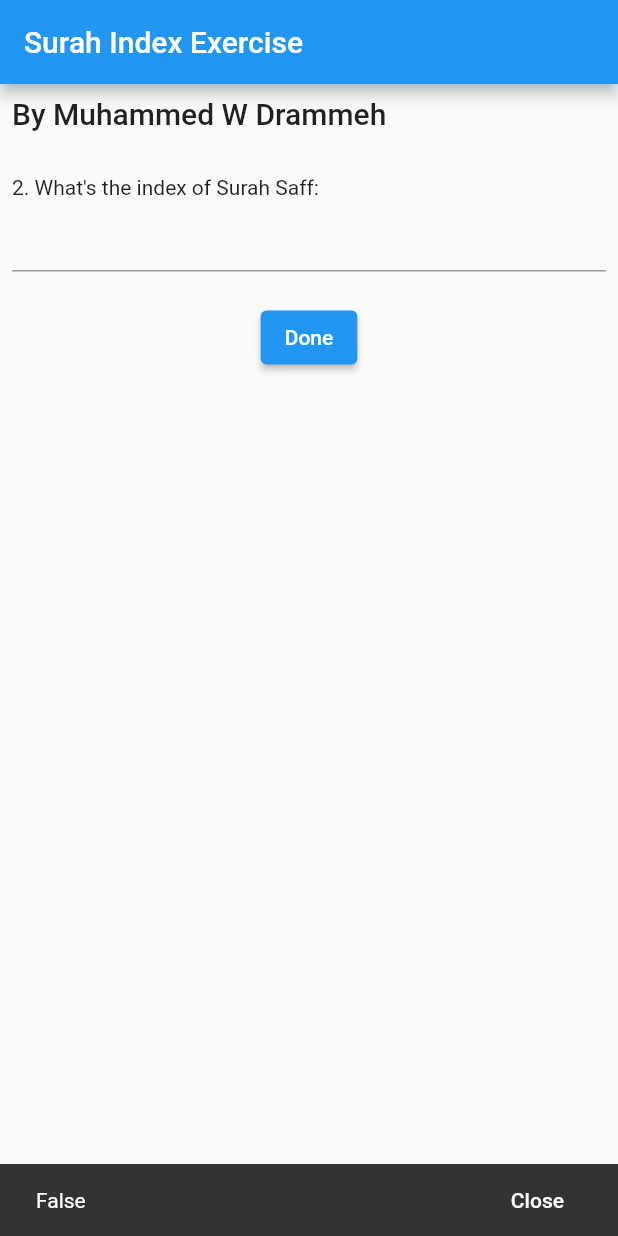
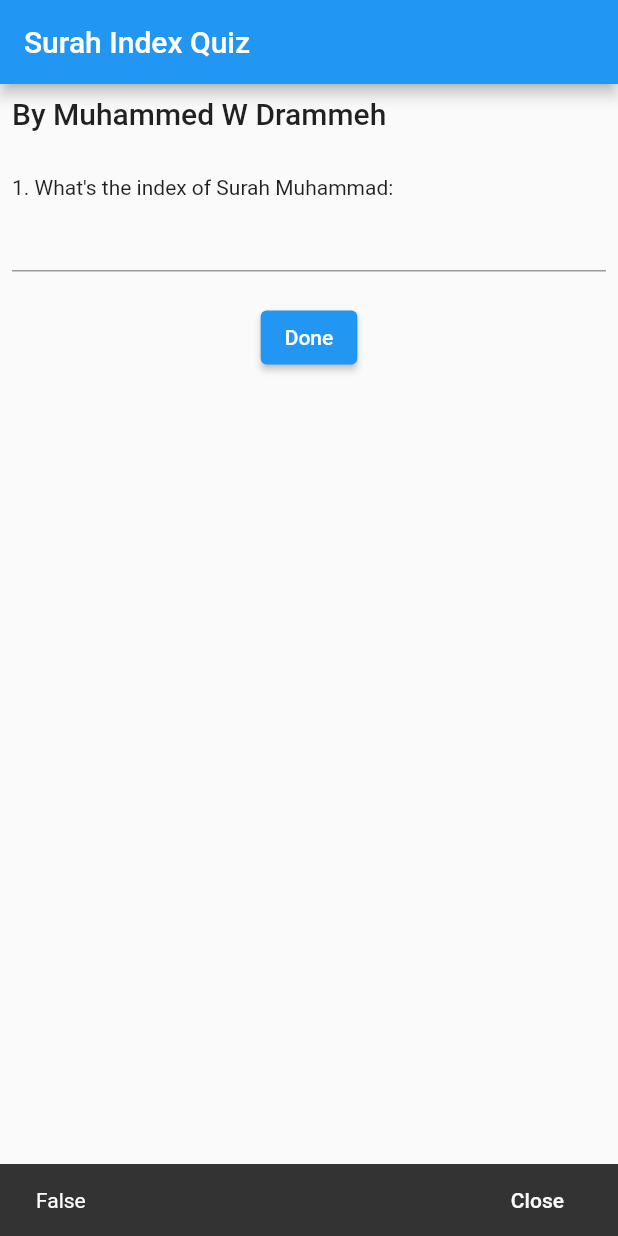
Before and after one commit to wdrammeh/flutter_workspace, a Flutter app: the Homepage screen opened directly, after a tap on "Done", on a phone screen of 412 x 824 dp. Run offline on Flutter 3.47's test engine with Material 2 defaults, Android fonts, the phone set to English and light mode, and no system bars.

Commit message:
Add layout_sample

```diff
--- a/lib/misc/quranic_chapter_index.dart
+++ b/lib/misc/surah_index.dart
@@ -1,9 +1,8 @@
 import 'dart:math';
-
 import 'package:flutter/material.dart';
 
 void main() {
-  runApp(const Application());
+  runApp(Application());
 }
 
 final Map<int, String> _surahIndex = {
@@ -124,12 +123,12 @@ final Map<int, String> _surahIndex = {
 };
 
 class Application extends StatelessWidget {
-  const Application({super.key});
+  Application({super.key});
 
   @override
   Widget build(BuildContext context) {
-    return const MaterialApp(
-      title: 'Quranic Chapter Index Quiz',
+    return MaterialApp(
+      title: 'Surah Index Quiz',
       debugShowCheckedModeBanner: false,
       home: Homepage(),
     );
@@ -137,7 +136,7 @@ class Application extends StatelessWidget {
 }
 
 class Homepage extends StatefulWidget {
-  const Homepage({super.key});
+  Homepage({super.key});
 
   @override
   State<Homepage> createState() {
@@ -148,20 +147,29 @@ class Homepage extends StatefulWidget {
 class _HomepageState extends State<Homepage> {
   int _counter = 1;
   int _correct = 0;
-  int _surah = Random().nextInt(_surahIndex.length + 1) + 1;
+  int? _surah;
   final List<int> _taken = [];
   final fieldController = TextEditingController();
+  late FocusNode focusNode;
+
+  @override
+  void initState() {
+    super.initState();
+    _surah = _getSurah;
+    focusNode = FocusNode();
+  }
 
   @override
   void dispose() {
     super.dispose();
     // Clean up the controller when the widget is disposed.
     fieldController.dispose();
+    focusNode.dispose();
   }
 
   // Todo refer
   int get _getSurah {
-    var i = Random().nextInt(_surahIndex.length + 1) + 1;
+    var i = Random().nextInt(_surahIndex.length) + 1;
     if (_taken.contains(i)) {
       return _getSurah;
     } else {
@@ -170,39 +178,9 @@ class _HomepageState extends State<Homepage> {
     }
   }
 
-  @override
-  Widget build(BuildContext context) {
-    return Scaffold(
-      appBar: AppBar(
-        title: const Text('Surah Index Exercise'),
-      ),
-      body: Padding(
-        padding: EdgeInsets.all(8),
-        child: Column(
-            crossAxisAlignment: CrossAxisAlignment.start,
-            children: <Widget>[
-              Text(
-                "By Muhammed W Drammeh",
-                style: Theme.of(context).textTheme.headline6,
-              ),
-              SizedBox(
-                height: 30,
-              ),
-              Text(
-                "$_counter. What's the index of Surah ${_surahIndex[_surah]}:",
-              ),
-              TextField(
-                // Todo use number field
-                controller: fieldController,
-              ),
-              SizedBox(
-                height: 20,
-              ),
-              Center(
-                child: ElevatedButton(
-                  child: Text("Done"),
-                  onPressed: () {
+  void _eval() {
     final val = fieldController.text;
+    print(val);
     final String answer;
     if (val == "$_surah") {
       answer = "True";
@@ -225,8 +203,7 @@ class _HomepageState extends State<Homepage> {
     );
     ScaffoldMessenger.of(context).hideCurrentSnackBar();
     ScaffoldMessenger.of(context).showSnackBar(snackBar);
-                    final String mark = _correct
-                        .toString(); // Because showDialog is a Future call...
+    final String mark = _correct.toString(); // Because showDialog is a Future call...
     if (_counter > _surahIndex.length) {
       showDialog(
         context: context,
@@ -236,6 +213,9 @@ class _HomepageState extends State<Homepage> {
                   "Quiz ended. Your score: $mark/${_surahIndex.length}."));
         },
       );
+      // if (kDebugMode) {
+      //   print(_taken);
+      // }
       setState(() {
         _correct = 0;
         _counter = 1;
@@ -248,9 +228,48 @@ class _HomepageState extends State<Homepage> {
         _counter++;
         _surah = _getSurah;
         fieldController.clear();
+        focusNode.requestFocus();
       });
     }
+  }
+
+  @override
+  Widget build(BuildContext context) {
+    return Scaffold(
+      appBar: AppBar(
+        title: const Text('Surah Index Quiz'),
+      ),
+      body: Padding(
+        padding: EdgeInsets.all(8),
+        child: Column(
+            crossAxisAlignment: CrossAxisAlignment.start,
+            children: <Widget>[
+              Text(
+                "By Muhammed W Drammeh",
+                style: Theme.of(context).textTheme.headline6,
+                // style: TextStyle(fontSize: 20, fontWeight: FontWeight.bold),
+              ),
+              SizedBox(
+                height: 30,
+              ),
+              Text(
+                "$_counter. What's the index of Surah ${_surahIndex[_surah]}:",
+              ),
+              TextField(
+                // Todo use number field
+                controller: fieldController,
+                focusNode: focusNode,
+                onSubmitted: (text) {
+                  _eval();
                 },
+              ),
+              SizedBox(
+                height: 20,
+              ),
+              Center(
+                child: ElevatedButton(
+                  child: Text("Done"),
+                  onPressed: _eval,
                 ),
               ),
             ]),
--- a/pubspec.yaml
+++ b/pubspec.yaml
@@ -60,9 +60,8 @@ flutter:
   uses-material-design: true
 
   # To add assets to your application, add an assets section, like this:
-  # assets:
-  #   - images/a_dot_burr.jpeg
-  #   - images/a_dot_ham.jpeg
+  assets:
+     - images/Lake_Oeschinensee.jpg
 
   # An image asset can refer to one or more resolution-specific "variants", see
   # https://flutter.dev/assets-and-images/#resolution-aware
```
Also changed, not shown: lib/samples/drawer.dart (added, +66 -0 lines), lib/samples/hello_world.dart (added, +28 -0 lines), lib/samples/layout_sample.dart (added, +121 -0 lines), lib/samples/snackbar.dart (added, +47 -0 lines), lib/samples/tabs.dart (added, +35 -0 lines), lib/samples/themes.dart (added, +71 -0 lines), images/Lake_Oeschinensee.jpg (added), 1 other file. Lines whose indentation alone changed are shown as unchanged.
